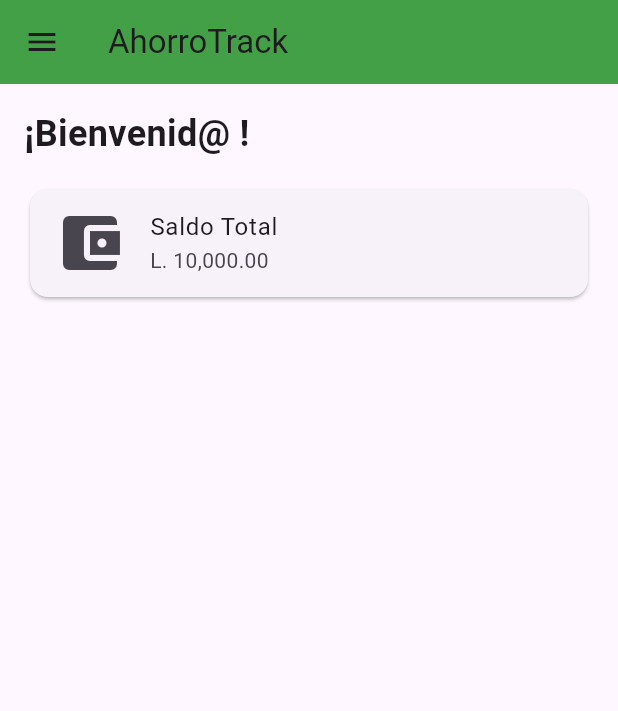
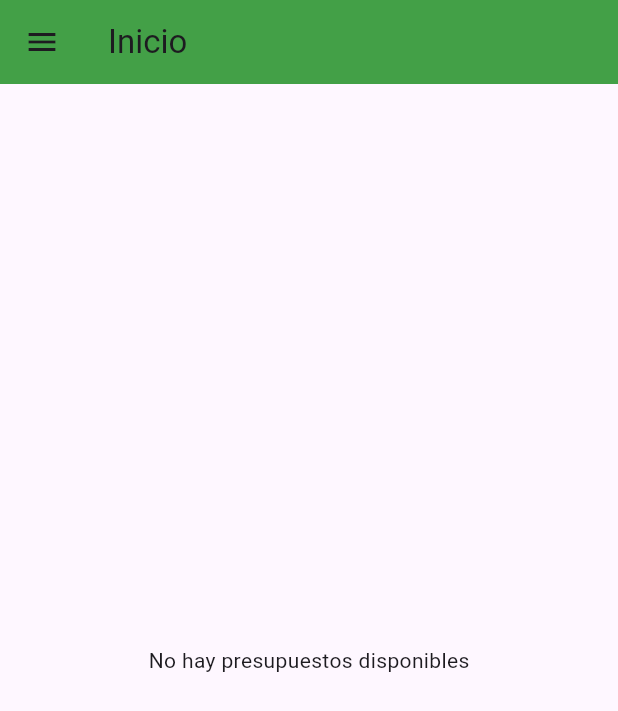
Before and after one commit to AlfonsoMaPo/Proyecto_AhorroTrack, a Flutter app: the HomePage screen opened by its route, on a phone screen of 412 x 824 dp. Shown: the top 711 px of the screen. Run offline on Flutter 3.47's test engine with Material 3 defaults, Android fonts, the phone set to English and light mode, and no system bars; our stand-ins replace cloud_firestore, firebase_auth, firebase_core, get; accounts and stored records are empty; network calls fail.

Commit message:
Opciones de la pagina presupuestos

```diff
--- a/lib/Pages/home_page.dart
+++ b/lib/Pages/home_page.dart
@@ -1,5 +1,7 @@
 import 'package:flutter/material.dart';
 import 'package:firebase_auth/firebase_auth.dart';
+import 'package:get/get.dart';
+import 'package:myapp/Controllers/presupuesto_controller.dart';
 
 class HomePage extends StatelessWidget {
   const HomePage({super.key});
@@ -10,9 +12,11 @@ String iniciales(String usuario){
   @override
   Widget build(BuildContext context) {
     final User? usuario = FirebaseAuth.instance.currentUser;
+     final PresupuestoController presupuestoController = Get.put(PresupuestoController());
+
     return Scaffold(
       appBar: AppBar(
-        title: const Text('AhorroTrack'),
+        title: const Text('Inicio'),
         backgroundColor: Colors.green.shade600,
       ),
 
@@ -30,7 +34,6 @@ String iniciales(String usuario){
                   color: Colors.white,
                   fontSize: 24,
                 ),
-
               ),
 
               accountEmail: Text(
@@ -40,6 +43,7 @@ String iniciales(String usuario){
                   fontSize: 16,
                 ),
               ),
+
               currentAccountPicture:Padding(
                 padding:const EdgeInsets.all(6),
                 child:CircleAvatar(
@@ -104,30 +108,26 @@ String iniciales(String usuario){
         ),
       ),
 
-      body:  Padding(
-        padding:const EdgeInsets.all(16.0),
-        child: Column(
-          crossAxisAlignment: CrossAxisAlignment.start,
-          children: [
-            Text(
-              '¡Bienvenid@ ${usuario?.displayName}!',
-              style: const TextStyle(
-                fontSize: 24,
-                fontWeight: FontWeight.bold,
-              ),
-            ),
-            const SizedBox(height: 16),
-             const Card(
-              child: ListTile(
-                leading: Icon(Icons.account_balance_wallet, size: 48),
-                title: Text('Saldo Total'),
-                subtitle: Text('L. 10,000.00'),
-              ),
-            ),
-            const SizedBox(height: 16),
-          ],
-        ),
-      ),
+      body:Obx((){
+        final ultimoPresupuesto = presupuestoController.ultimoPresupuesto.value;
+        if (ultimoPresupuesto == null) {
+         return const Center(
+          child: Text('No hay presupuestos disponibles')
+          );
+        }
+        return Card(
+          child: ListTile(
+          leading: const Icon(Icons.category),
+          title: Text(ultimoPresupuesto.categoria),
+          subtitle: Text('Gastado: LPS ${ultimoPresupuesto.gastoTotal} / LPS ${ultimoPresupuesto.montoTotal}'),
+          trailing: CircularProgressIndicator(
+            value: ultimoPresupuesto.gastoTotal/ultimoPresupuesto.montoTotal),
+            onTap: () {
+              Navigator.pushNamed(context, '/presupuestos');
+            }
+          ),
+        );
+      }),
     );
   }
 }
```
Also changed, not shown: lib/Controllers/presupuesto_controller.dart (+20 -3 lines), lib/Pages/presupuesto_page.dart (+85 -8 lines), lib/Widget/custom_presupuesto.dart (added, +117 -0 lines).
